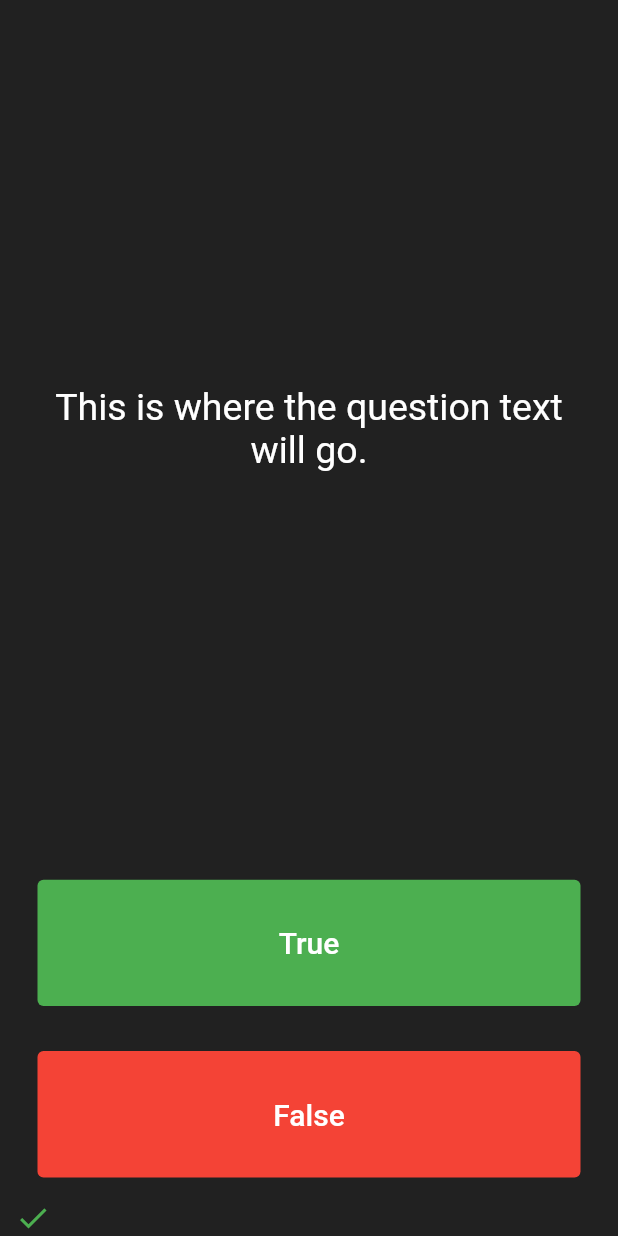
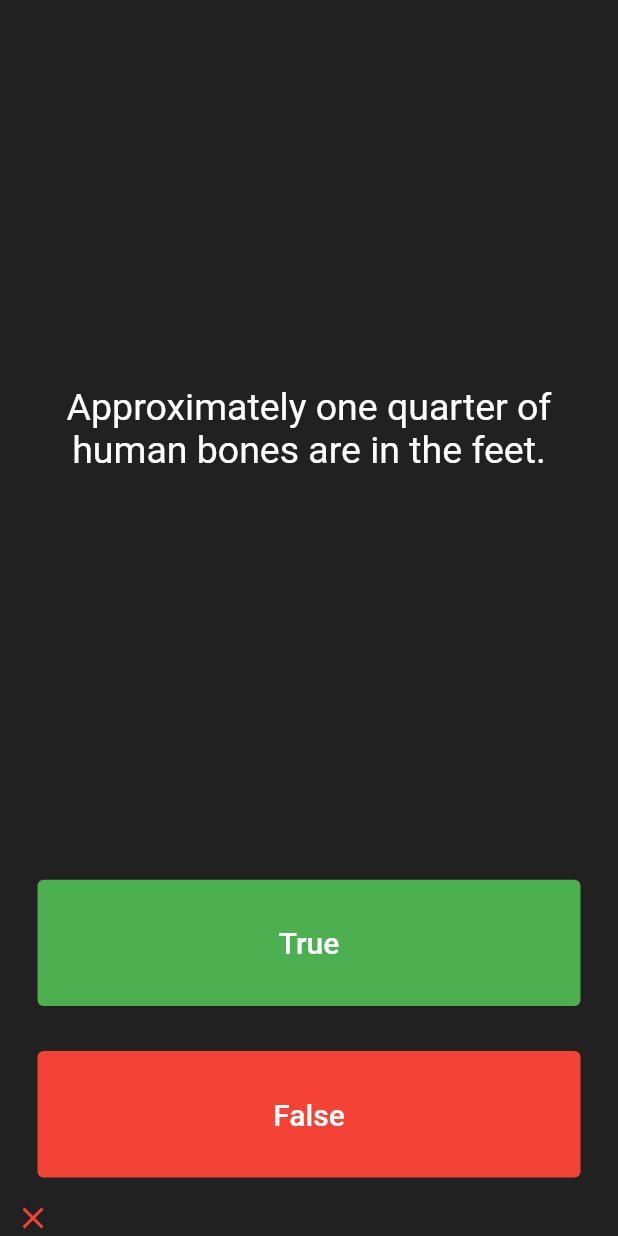
Before and after one commit to alekseigrindev/flutter-05-quizzler, a Flutter app: the screen it shows after launch, after a tap on "True", on a phone screen of 412 x 824 dp. Run offline on Flutter 3.47's test engine with Material 2 defaults, Android fonts, the phone set to English and light mode, and no system bars.

```diff
--- a/lib/main.dart
+++ b/lib/main.dart
@@ -28,6 +28,39 @@ class _QuizPageState extends State<QuizPage> {
 
   List<Widget> scoreKeeper = [];
 
+  List<String> questions = [
+    'You can lead a cow down stairs but not up stairs.',
+    'Approximately one quarter of human bones are in the feet.',
+    'A slug\'s blood is green.',
+  ];
+
+  List<bool> answers = [false,true,true,];
+
+  void result(bool answer) {
+    setState(() {
+      if(answers[_currentPosition] == answer) {
+      scoreKeeper.add(
+        Icon(
+          Icons.check,
+          color: Colors.green,
+        ),
+      );
+      } else {
+        scoreKeeper.add(
+            Icon(
+              Icons.close,
+              color: Colors.red,
+            ),
+        );
+      }
+      if(_currentPosition < questions.length - 1) {
+        _currentPosition++;
+      }
+    });
+  }
+
+  static var _currentPosition = 0;
+
   @override
   Widget build(BuildContext context) {
     return Column(
@@ -40,7 +73,7 @@ class _QuizPageState extends State<QuizPage> {
             padding: EdgeInsets.all(10.0),
             child: Center(
               child: Text(
-                'This is where the question text will go.',
+                questions[_currentPosition],
                 textAlign: TextAlign.center,
                 style: TextStyle(
                   fontSize: 25.0,
@@ -66,14 +99,7 @@ class _QuizPageState extends State<QuizPage> {
                 ),
               ),
               onPressed: () {
-                setState(() {
-                  scoreKeeper.add(
-                    Icon(
-                      Icons.check,
-                      color: Colors.green,
-                    ),
-                  );
-                });
+                result(true);
               },
             ),
           ),
@@ -93,7 +119,7 @@ class _QuizPageState extends State<QuizPage> {
                 ),
               ),
               onPressed: () {
-                //The user picked false.
+                result(false);//The user picked false.
               },
             ),
           ),
```
